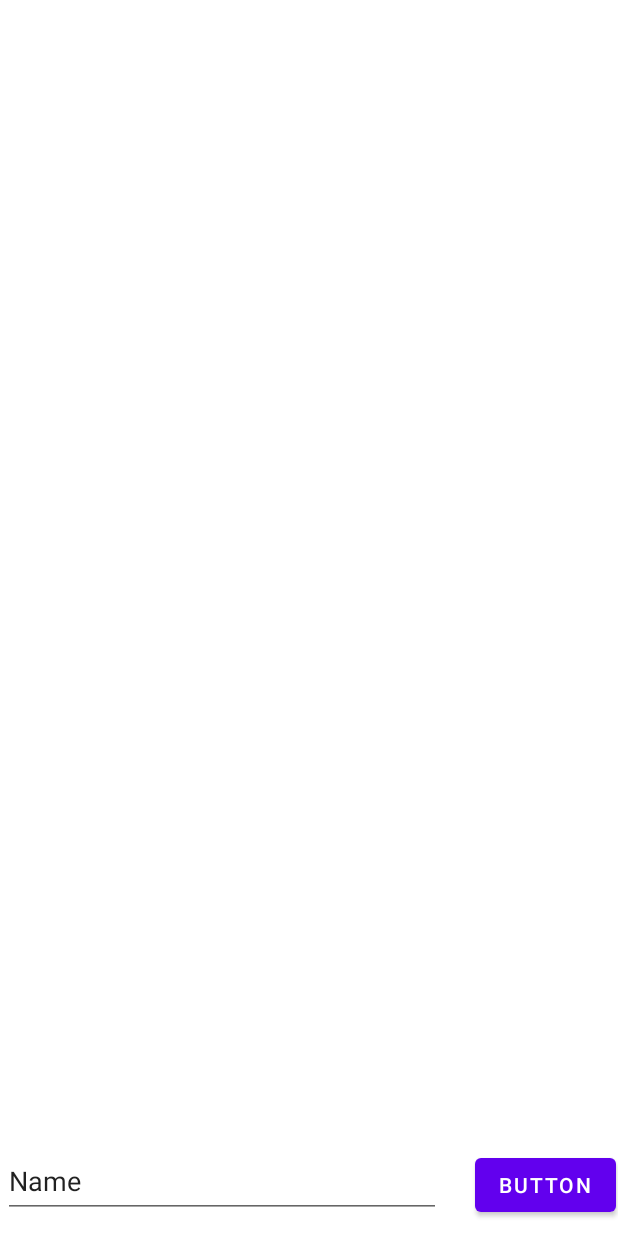
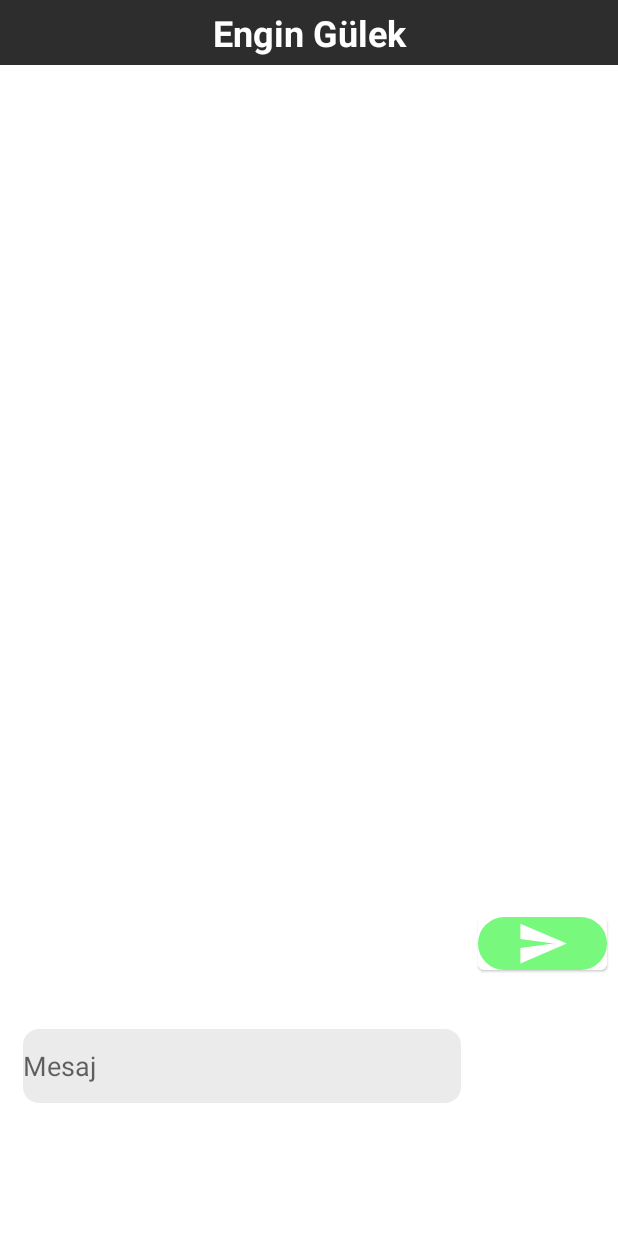
Before and after one commit to engingulek/AvukatimAnroidApp, an Android app: the ChatFragment screen opened through its navigation route, on a phone screen of 412 x 824 dp. Run offline under Robolectric (Android 15) with nearby library versions, the phone set to English and light mode, and no system bars; our stand-ins replace Firebase (no records; nobody signed in at launch, a user with empty details on screens opened directly), data binding.

Commit message:
ChatFragmentBeginnerFinish

```diff
--- a/Avukatım/app/src/main/java/com/example/test/MainActivity.kt
+++ b/Avukatım/app/src/main/java/com/example/test/MainActivity.kt
@@ -3,6 +3,8 @@ package com.example.test
 import androidx.appcompat.app.AppCompatActivity
 import android.os.Bundle
 import android.os.PersistableBundle
+import android.view.Window
+import android.view.WindowManager
 import androidx.fragment.app.viewModels
 
 class MainActivity : AppCompatActivity() {
@@ -11,6 +13,8 @@ class MainActivity : AppCompatActivity() {
         super.onCreate(savedInstanceState)
         setContentView(R.layout.activity_main)
 
+        getWindow().setSoftInputMode(WindowManager.LayoutParams.SOFT_INPUT_ADJUST_PAN)
+
     }
 
 
--- a/Avukatım/app/src/main/java/com/example/test/fragment/ChatFragment.kt
+++ b/Avukatım/app/src/main/java/com/example/test/fragment/ChatFragment.kt
@@ -42,6 +42,10 @@ private  var chats = arrayListOf<Chat>()
         design.chatRvv.adapter = adapter
         design.chatRvv.layoutManager = LinearLayoutManager(requireContext())
         design.sendButton.setOnClickListener {
+
+            if (design.messageText.text.toString() != ""){
+
+
                 auth.currentUser?.let {
                     val user = it.email
                     val chatText = design.messageText.text.toString()
@@ -52,6 +56,8 @@ private  var chats = arrayListOf<Chat>()
                     dataMap.put("text",chatText)
                     dataMap.put("user",user!!)
                     dataMap.put("date",date)
+                    dataMap.put("userName",userName!!)
+
 
 
                     fireStore.collection("Chats").add(dataMap)
@@ -61,6 +67,10 @@ private  var chats = arrayListOf<Chat>()
                         .addOnFailureListener {
 
                         } }
+
+            }
+
+
         }
 
         fireStore.collection("Chats").orderBy("date",Query.Direction.ASCENDING)
--- /dev/null
+++ b/Avukatım/app/src/main/res/drawable/arrow_send.xml
@@ -0,0 +1,10 @@
+<?xml version="1.0" encoding="utf-8"?>
+<shape xmlns:android="http://schemas.android.com/apk/res/android">
+    <solid android:color="#79F87E"  />
+    <stroke android:width="1dp" android:color="#FF79F87E" />
+
+    <corners android:topLeftRadius="20dp" android:topRightRadius="20dp"
+        android:bottomLeftRadius="20dp" android:bottomRightRadius="20dp"
+
+        />
+</shape>
--- /dev/null
+++ b/Avukatım/app/src/main/res/drawable/chattext.xml
@@ -0,0 +1,11 @@
+<?xml version="1.0" encoding="utf-8"?>
+<shape xmlns:android="http://schemas.android.com/apk/res/android">
+    <solid android:color="#ECEBEB"  />
+    <stroke android:width="1dp" android:color="#ECEBEB" />
+
+    <corners
+        android:topLeftRadius="10dp" android:topRightRadius="10dp"
+        android:bottomLeftRadius="10dp" android:bottomRightRadius="10dp"
+
+        />
+</shape>
--- /dev/null
+++ b/Avukatım/app/src/main/res/drawable/rvv_desing.xml
@@ -0,0 +1,10 @@
+<?xml version="1.0" encoding="utf-8"?>
+<shape xmlns:android="http://schemas.android.com/apk/res/android">
+    <solid android:color="#00000000"  />
+    <stroke android:width="1dp" android:color="#00000000" />
+
+    <corners
+        android:bottomLeftRadius="10dp" android:bottomRightRadius="10dp"
+
+        />
+</shape>
--- /dev/null
+++ b/Avukatım/app/src/main/res/drawable/send_row.xml
@@ -0,0 +1,5 @@
+<vector android:autoMirrored="true" android:height="24dp"
+    android:tint="#FFFFFF" android:viewportHeight="24"
+    android:viewportWidth="24" android:width="24dp" xmlns:android="http://schemas.android.com/apk/res/android">
+    <path android:fillColor="@android:color/white" android:pathData="M2.01,21L23,12 2.01,3 2,10l15,2 -15,2z"/>
+</vector>
--- a/Avukatım/app/src/main/res/layout/fragment_chat.xml
+++ b/Avukatım/app/src/main/res/layout/fragment_chat.xml
@@ -8,50 +8,87 @@
             name="fragment"
             type="com.example.test.fragment.ChatFragment" />
     </data>
+
     <androidx.constraintlayout.widget.ConstraintLayout
         android:layout_width="match_parent"
+        android:background="@color/white"
         android:layout_height="match_parent"
         tools:context=".fragment.ChatFragment">
 
 
         <androidx.recyclerview.widget.RecyclerView
             android:id="@+id/chatRvv"
-        android:layout_width="0dp"
-        android:layout_height="0dp"
+            android:layout_width="410dp"
+            android:layout_height="554dp"
             android:layout_marginBottom="12dp"
+            android:background="@drawable/rvv_desing"
             app:layout_constraintBottom_toTopOf="@+id/sendButton"
             app:layout_constraintEnd_toEndOf="parent"
             app:layout_constraintStart_toStartOf="parent"
-        app:layout_constraintTop_toTopOf="parent" />
+            app:layout_constraintTop_toBottomOf="@+id/nateTe" />
 
         <EditText
             android:id="@+id/messageText"
             android:layout_width="292dp"
             android:layout_height="49dp"
-        android:layout_marginStart="7dp"
-        android:layout_marginTop="14dp"
-        android:layout_marginEnd="11dp"
-        android:layout_marginBottom="6dp"
+            android:layout_marginStart="15dp"
+            android:background="@drawable/chattext"
             android:ems="10"
+            android:hint="Mesaj"
             android:inputType="textPersonName"
-        android:text="Name"
             app:layout_constraintBottom_toBottomOf="parent"
-        app:layout_constraintEnd_toStartOf="@+id/sendButton"
             app:layout_constraintStart_toStartOf="parent"
             app:layout_constraintTop_toBottomOf="@+id/chatRvv" />
 
-    <Button
+        <com.google.android.material.card.MaterialCardView
             android:id="@+id/sendButton"
-        android:layout_width="wrap_content"
+            android:layout_width="0dp"
             android:layout_height="wrap_content"
             android:layout_marginStart="11dp"
-        android:layout_marginTop="12dp"
+            android:layout_marginTop="14dp"
             android:layout_marginEnd="7dp"
-        android:layout_marginBottom="10dp"
-        android:text="Button"
+            app:icon="@drawable/fav_icon"
+            app:layout_constraintEnd_toEndOf="parent"
+
+            app:layout_constraintHorizontal_bias="0.5"
+            app:layout_constraintStart_toEndOf="@+id/messageText"
+            app:layout_constraintTop_toBottomOf="@+id/chatRvv">
+
+            <androidx.constraintlayout.widget.ConstraintLayout
+                android:layout_width="match_parent"
+                android:layout_height="wrap_content"
+                android:background="@drawable/arrow_send">
+
+                <ImageView
+                    android:layout_width="35dp"
+
+                    android:layout_height="35dp"
                     app:layout_constraintBottom_toBottomOf="parent"
                     app:layout_constraintEnd_toEndOf="parent"
-        app:layout_constraintStart_toEndOf="@+id/messageText"
-        app:layout_constraintTop_toBottomOf="@+id/chatRvv" />
+                    app:layout_constraintStart_toStartOf="parent"
+                    app:layout_constraintTop_toTopOf="parent"
+                    app:srcCompat="@drawable/send_row" />
+
+            </androidx.constraintlayout.widget.ConstraintLayout>
+
+        </com.google.android.material.card.MaterialCardView>
+
+        <TextView
+            android:id="@+id/nateTe"
+            android:layout_width="0dp"
+            android:layout_height="wrap_content"
+            android:background="@color/toolbarColor"
+            android:paddingTop="5dp"
+            android:paddingBottom="5dp"
+
+            android:text="Engin Gülek"
+            android:textAlignment="center"
+            android:textColor="@color/white"
+            android:textSize="24sp"
+            android:textStyle="bold"
+            app:layout_constraintEnd_toEndOf="parent"
+            app:layout_constraintHorizontal_bias="0.5"
+            app:layout_constraintStart_toStartOf="parent"
+            app:layout_constraintTop_toTopOf="parent" />
     </androidx.constraintlayout.widget.ConstraintLayout>
 </layout>
```
Lines whose indentation alone changed are shown as unchanged.
